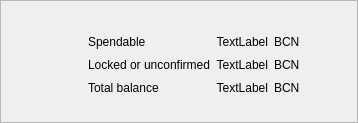
Before: the Qt Designer form src/balanceoverviewframe.ui in bcndev/bytecoin-gui, drawn with Qt 5.
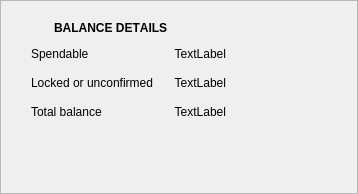
After: the same form once the commit is applied. Icons and pictures are not drawn.

What changed in the file:
```diff
--- a/src/balanceoverviewframe.ui
+++ b/src/balanceoverviewframe.ui
@@ -7,7 +7,7 @@
     <x>0</x>
     <y>0</y>
     <width>358</width>
-    <height>123</height>
+    <height>194</height>
    </rect>
   </property>
   <property name="sizePolicy">
@@ -26,136 +26,16 @@
    <enum>QFrame::Raised</enum>
   </property>
   <layout class="QGridLayout" name="gridLayout">
-   <item row="0" column="3">
-    <spacer name="verticalSpacer_2">
-     <property name="orientation">
-      <enum>Qt::Vertical</enum>
-     </property>
-     <property name="sizeType">
-      <enum>QSizePolicy::Expanding</enum>
-     </property>
-     <property name="sizeHint" stdset="0">
-      <size>
-       <width>20</width>
-       <height>0</height>
-      </size>
-     </property>
-    </spacer>
-   </item>
-   <item row="1" column="3">
-    <spacer name="verticalSpacer_8">
-     <property name="orientation">
-      <enum>Qt::Vertical</enum>
-     </property>
-     <property name="sizeType">
-      <enum>QSizePolicy::Fixed</enum>
-     </property>
-     <property name="sizeHint" stdset="0">
-      <size>
-       <width>20</width>
-       <height>0</height>
-      </size>
-     </property>
-    </spacer>
-   </item>
-   <item row="2" column="3">
-    <widget class="QLabel" name="m_overviewSpendableBalanceTextLabel">
-     <property name="text">
-      <string>Spendable</string>
-     </property>
-     <property name="indent">
-      <number>0</number>
-     </property>
-    </widget>
-   </item>
-   <item row="2" column="4">
-    <widget class="QLabel" name="m_overviewSpendableBalanceLabel">
-     <property name="sizePolicy">
-      <sizepolicy hsizetype="Minimum" vsizetype="Preferred">
-       <horstretch>0</horstretch>
-       <verstretch>0</verstretch>
-      </sizepolicy>
-     </property>
-     <property name="cursor">
-      <cursorShape>PointingHandCursor</cursorShape>
-     </property>
-     <property name="toolTip">
-      <string>Click to copy</string>
-     </property>
-     <property name="text">
-      <string>TextLabel</string>
-     </property>
-     <property name="alignment">
-      <set>Qt::AlignRight|Qt::AlignTrailing|Qt::AlignVCenter</set>
-     </property>
-    </widget>
-   </item>
-   <item row="2" column="5">
-    <widget class="QLabel" name="m_overviewSpendableBalanceTickerLabel">
-     <property name="text">
-      <string>BCN</string>
-     </property>
-     <property name="indent">
-      <number>0</number>
-     </property>
-    </widget>
-   </item>
-   <item row="3" column="0">
-    <spacer name="horizontalSpacer_2">
-     <property name="orientation">
-      <enum>Qt::Horizontal</enum>
-     </property>
-     <property name="sizeHint" stdset="0">
-      <size>
-       <width>20</width>
-       <height>20</height>
-      </size>
-     </property>
-    </spacer>
-   </item>
-   <item row="3" column="3">
-    <widget class="QLabel" name="m_overviewLockedOrUnconfirmedBalanceTextLabel">
-     <property name="text">
-      <string>Locked or unconfirmed</string>
-     </property>
-     <property name="indent">
-      <number>0</number>
-     </property>
-    </widget>
-   </item>
-   <item row="3" column="4">
-    <widget class="QLabel" name="m_overviewLockedOrUnconfirmedBalanceLabel">
-     <property name="sizePolicy">
-      <sizepolicy hsizetype="Minimum" vsizetype="Preferred">
-       <horstretch>0</horstretch>
-       <verstretch>0</verstretch>
-      </sizepolicy>
-     </property>
-     <property name="cursor">
-      <cursorShape>PointingHandCursor</cursorShape>
-     </property>
-     <property name="toolTip">
-      <string>Click to copy</string>
-     </property>
-     <property name="text">
-      <string>TextLabel</string>
-     </property>
-     <property name="alignment">
-      <set>Qt::AlignRight|Qt::AlignTrailing|Qt::AlignVCenter</set>
-     </property>
-    </widget>
-   </item>
-   <item row="3" column="5">
-    <widget class="QLabel" name="m_overviewLockedOrUnconfirmedBalanceTickerLabel">
-     <property name="text">
-      <string>BCN</string>
-     </property>
-     <property name="indent">
-      <number>0</number>
-     </property>
-    </widget>
-   </item>
-   <item row="4" column="3">
+   <property name="leftMargin">
+    <number>24</number>
+   </property>
+   <property name="topMargin">
+    <number>20</number>
+   </property>
+   <property name="verticalSpacing">
+    <number>12</number>
+   </property>
+   <item row="4" column="1">
     <widget class="QLabel" name="m_overviewTotalBalanceTextLabel">
      <property name="text">
       <string>Total balance</string>
@@ -165,36 +45,7 @@
      </property>
     </widget>
    </item>
-   <item row="4" column="4">
-    <widget class="QLabel" name="m_overviewTotalBalanceLabel">
-     <property name="sizePolicy">
-      <sizepolicy hsizetype="Minimum" vsizetype="Preferred">
-       <horstretch>0</horstretch>
-       <verstretch>0</verstretch>
-      </sizepolicy>
-     </property>
-     <property name="cursor">
-      <cursorShape>PointingHandCursor</cursorShape>
-     </property>
-     <property name="toolTip">
-      <string>Click to copy</string>
-     </property>
-     <property name="text">
-      <string>TextLabel</string>
-     </property>
-     <property name="alignment">
-      <set>Qt::AlignRight|Qt::AlignTrailing|Qt::AlignVCenter</set>
-     </property>
-    </widget>
-   </item>
-   <item row="4" column="5">
-    <widget class="QLabel" name="m_overviewTotalBalanceTickerLabel">
-     <property name="text">
-      <string>BCN</string>
-     </property>
-    </widget>
-   </item>
-   <item row="5" column="2" colspan="4">
+   <item row="5" column="0" colspan="4">
     <spacer name="verticalSpacer">
      <property name="orientation">
       <enum>Qt::Vertical</enum>
@@ -211,22 +62,28 @@
     </spacer>
    </item>
    <item row="3" column="2">
-    <spacer name="horizontalSpacer_4">
-     <property name="orientation">
-      <enum>Qt::Horizontal</enum>
+    <widget class="QLabel" name="m_overviewLockedOrUnconfirmedBalanceLabel">
+     <property name="sizePolicy">
+      <sizepolicy hsizetype="Minimum" vsizetype="Preferred">
+       <horstretch>0</horstretch>
+       <verstretch>0</verstretch>
+      </sizepolicy>
      </property>
-     <property name="sizeType">
-      <enum>QSizePolicy::Fixed</enum>
+     <property name="cursor">
+      <cursorShape>PointingHandCursor</cursorShape>
      </property>
-     <property name="sizeHint" stdset="0">
-      <size>
-       <width>10</width>
-       <height>20</height>
-      </size>
+     <property name="toolTip">
+      <string>Click to copy</string>
      </property>
-    </spacer>
+     <property name="text">
+      <string>TextLabel</string>
+     </property>
+     <property name="alignment">
+      <set>Qt::AlignRight|Qt::AlignTrailing|Qt::AlignVCenter</set>
+     </property>
+    </widget>
    </item>
-   <item row="3" column="6">
+   <item row="3" column="4">
     <spacer name="horizontalSpacer">
      <property name="orientation">
       <enum>Qt::Horizontal</enum>
@@ -239,16 +96,120 @@
      </property>
     </spacer>
    </item>
-   <item row="0" column="1" rowspan="6">
-    <widget class="QLabel" name="m_overviewBalanceIconLabel">
+   <item row="2" column="2">
+    <widget class="QLabel" name="m_overviewSpendableBalanceLabel">
+     <property name="sizePolicy">
+      <sizepolicy hsizetype="Minimum" vsizetype="Preferred">
+       <horstretch>0</horstretch>
+       <verstretch>0</verstretch>
+      </sizepolicy>
+     </property>
+     <property name="cursor">
+      <cursorShape>PointingHandCursor</cursorShape>
+     </property>
+     <property name="toolTip">
+      <string>Click to copy</string>
+     </property>
      <property name="text">
-      <string/>
+      <string>TextLabel</string>
      </property>
-     <property name="pixmap">
-      <pixmap resource="resources.qrc">:/icons/total_balance</pixmap>
+     <property name="alignment">
+      <set>Qt::AlignRight|Qt::AlignTrailing|Qt::AlignVCenter</set>
      </property>
     </widget>
    </item>
+   <item row="1" column="1">
+    <layout class="QHBoxLayout" name="horizontalLayout">
+     <property name="spacing">
+      <number>16</number>
+     </property>
+     <item>
+      <widget class="QLabel" name="m_balancePixmapLabel">
+       <property name="text">
+        <string/>
+       </property>
+       <property name="pixmap">
+        <pixmap resource="resources.qrc">:/icons/balance</pixmap>
+       </property>
+       <property name="scaledContents">
+        <bool>false</bool>
+       </property>
+      </widget>
+     </item>
+     <item>
+      <widget class="QLabel" name="m_titleLabel">
+       <property name="font">
+        <font>
+         <weight>75</weight>
+         <bold>true</bold>
+         <kerning>false</kerning>
+        </font>
+       </property>
+       <property name="text">
+        <string>BALANCE DETAILS</string>
+       </property>
+      </widget>
+     </item>
+    </layout>
+   </item>
+   <item row="4" column="2">
+    <widget class="QLabel" name="m_overviewTotalBalanceLabel">
+     <property name="sizePolicy">
+      <sizepolicy hsizetype="Minimum" vsizetype="Preferred">
+       <horstretch>0</horstretch>
+       <verstretch>0</verstretch>
+      </sizepolicy>
+     </property>
+     <property name="cursor">
+      <cursorShape>PointingHandCursor</cursorShape>
+     </property>
+     <property name="toolTip">
+      <string>Click to copy</string>
+     </property>
+     <property name="text">
+      <string>TextLabel</string>
+     </property>
+     <property name="alignment">
+      <set>Qt::AlignRight|Qt::AlignTrailing|Qt::AlignVCenter</set>
+     </property>
+    </widget>
+   </item>
+   <item row="2" column="1">
+    <widget class="QLabel" name="m_overviewSpendableBalanceTextLabel">
+     <property name="text">
+      <string>Spendable</string>
+     </property>
+     <property name="indent">
+      <number>0</number>
+     </property>
+    </widget>
+   </item>
+   <item row="3" column="1">
+    <widget class="QLabel" name="m_overviewLockedOrUnconfirmedBalanceTextLabel">
+     <property name="text">
+      <string>Locked or unconfirmed</string>
+     </property>
+     <property name="indent">
+      <number>0</number>
+     </property>
+    </widget>
+   </item>
+   <item row="0" column="1">
+    <spacer name="verticalSpacer_8">
+     <property name="orientation">
+      <enum>Qt::Vertical</enum>
+     </property>
+     <property name="sizeType">
+      <enum>QSizePolicy::Fixed</enum>
+     </property>
+     <property name="sizeHint" stdset="0">
+      <size>
+       <width>20</width>
+       <height>0</height>
+      </size>
+     </property>
+    </spacer>
+   </item>
   </layout>
  </widget>
  <resources>
```
